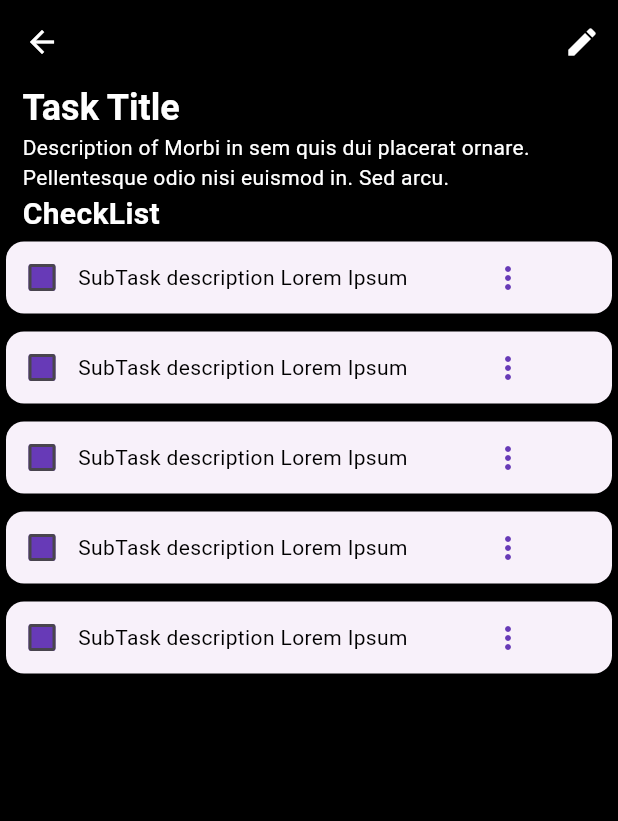
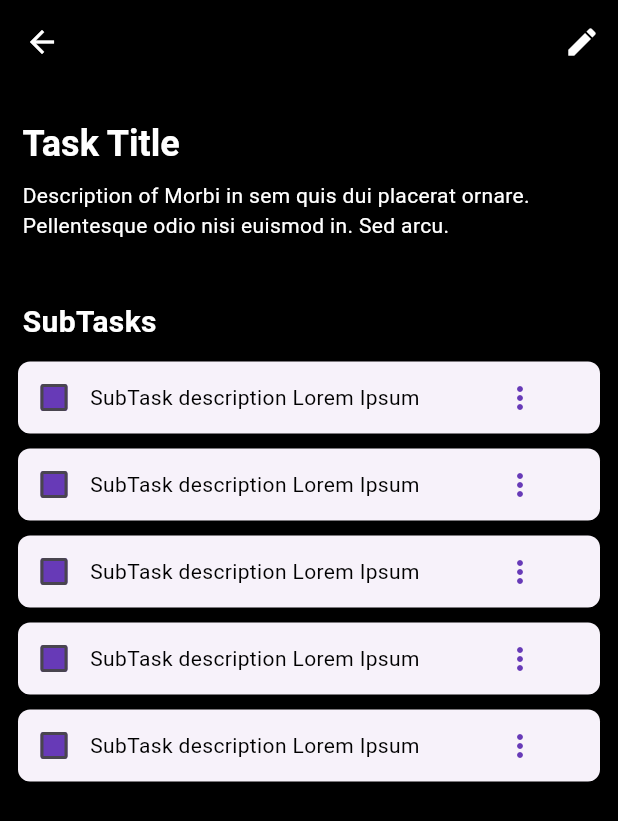
Before and after one commit to okBraga/task_app, a Flutter app: the TaskPage screen opened by its route, on a phone screen of 412 x 824 dp. Shown: the top 821 px of the screen. Run offline on Flutter 3.47's test engine with Material 2 defaults, Android fonts, the phone set to English and light mode, and no system bars; network calls fail.

```diff
--- a/lib/main.dart
+++ b/lib/main.dart
@@ -15,12 +15,11 @@ class MyApp extends StatelessWidget {
       debugShowCheckedModeBanner: false,
       title: 'Flutter Demo',
       theme: ThemeData(
-        colorScheme: ColorScheme.fromSeed(seedColor: Colors.deepPurple),
         useMaterial3: true,
       ),
       initialRoute: '/',
       routes: {
-        '/': (context) => HomePage(),
+        '/': (context) => const HomePage(),
         '/task': (context) => const TaskPage(),
       },
     );
--- a/lib/model/task.dart
+++ b/lib/shared/models/task.dart
@@ -1,4 +1,4 @@
-import 'package:task_app/model/sub_task.dart';
+import 'package:task_app/shared/models/sub_task.dart';
 
 class Task {
   final int id;
@@ -6,27 +6,27 @@ class Task {
   final String description;
   final String createdAt;
   final String updatedAt;
-  final String status;
+  //final String status;
   //final SubTask subtask;
 
-  Task({
+  const Task({
     required this.id,
     required this.title,
     required this.description,
     required this.createdAt,
     required this.updatedAt,
-    required this.status,
+    //required this.status,
     //required this.subtask,
   });
 
   factory Task.fromJson(Map<String, dynamic> json) {
     return Task(
-      id: json['id'],
-      title: json['title'],
-      description: json['description'],
-      createdAt: json['createdAt'],
-      updatedAt: json['updatedAt'],
-      status: json['status'],
+      id: json['id'] as int,
+      title: json['title'] as String,
+      description: json['description'] as String,
+      createdAt: json['createdAt'] as String,
+      updatedAt: json['updatedAt'] as String,
+      //status: json['status'],
       //subtask: SubTask.fromJson(json['subtask'] as Map<String, dynamic>),
     );
   }
--- a/lib/view/task_page.dart
+++ b/lib/view/task_page.dart
@@ -1,5 +1,5 @@
 import 'package:flutter/material.dart';
-import 'package:task_app/widgets/check_list.dart';
+import 'package:task_app/shared/components/check_list.dart';
 
 class TaskPage extends StatelessWidget {
   const TaskPage({super.key});
@@ -23,6 +23,7 @@ class TaskPage extends StatelessWidget {
         child: Column(
           crossAxisAlignment: CrossAxisAlignment.start,
           children: [
+            const SizedBox(height: 24),
             Padding(
               padding: const EdgeInsets.only(left: 15),
               child: Text(
@@ -33,6 +34,7 @@ class TaskPage extends StatelessWidget {
                     ),
               ),
             ),
+            const SizedBox(height: 8),
             const Padding(
               padding: EdgeInsets.only(left: 15),
               child: Text(
@@ -40,10 +42,11 @@ class TaskPage extends StatelessWidget {
                 style: TextStyle(color: Colors.white),
               ),
             ),
+            const SizedBox(height: 40),
             const Padding(
               padding: EdgeInsets.only(left: 15),
               child: Text(
-                'CheckList',
+                'SubTasks',
                 style: TextStyle(
                   color: Colors.white,
                   fontSize: 20,
@@ -51,18 +54,27 @@ class TaskPage extends StatelessWidget {
                 ),
               ),
             ),
+            const SizedBox(height: 8),
             ListView.separated(
               shrinkWrap: true,
               itemCount: 5, // replace with the number of items you want to display
               separatorBuilder: (context, index) => const SizedBox(
-                height: 4,
+                height: 2,
               ),
               itemBuilder: (context, index) {
-                return const Column(
-                  crossAxisAlignment: CrossAxisAlignment.start,
-                  children: [
-                    Card(child: CheckList()),
-                  ],
+                return const Padding(
+                  padding: EdgeInsets.symmetric(horizontal: 8),
+                  child: Column(
+                    crossAxisAlignment: CrossAxisAlignment.start,
+                    children: [
+                      Card(
+                        shape: RoundedRectangleBorder(
+                          borderRadius: BorderRadius.all(Radius.circular(8)),
+                        ),
+                        child: CheckList(),
+                      ),
+                    ],
+                  ),
                 );
               },
             ),
```
Also changed, not shown: lib/service/http_service.dart (deleted, +0 -24 lines), lib/shared/components/slider_widget.dart (renamed from lib/widgets/slider_widget.dart, +10 -9 lines), lib/shared/components/task_widget.dart (added, +49 -0 lines), lib/shared/service/http_service.dart (added, +23 -0 lines), lib/view/home_page.dart (+54 -59 lines), lib/shared/components/check_list.dart (renamed from lib/widgets/check_list.dart), lib/shared/models/sub_task.dart (renamed from lib/model/sub_task.dart), pubspec.lock, 3 other files.
